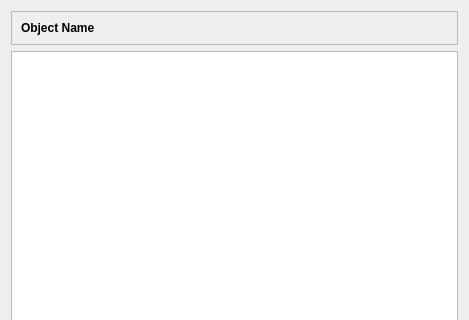
First picture: the form in src/libgui/helpview_q.ui, repository fwbuilder/fwbuilder, before the edit; both pictures show x 0 to 469 and y 0 to 320 of the 469 by 639 pixel window.
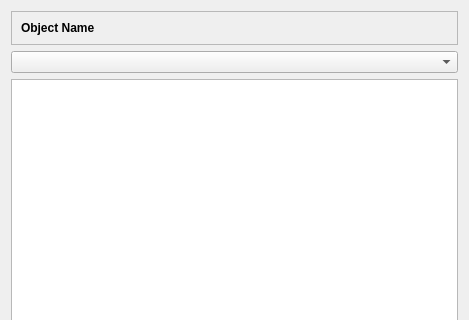
Second picture: the form after the edit.

Diff of the .ui file:
```diff
--- a/src/libgui/helpview_q.ui
+++ b/src/libgui/helpview_q.ui
@@ -47,10 +47,10 @@
        </layout>
       </widget>
      </item>
-     <item row="1" column="0">
-      <widget class="QTextBrowser" name="textview"/>
-     </item>
      <item row="2" column="0">
+      <widget class="QTextBrowser" name="textview"/>
+     </item>
+     <item row="3" column="0">
       <layout class="QHBoxLayout" name="horizontalLayout">
        <item>
         <spacer name="horizontalSpacer">
@@ -74,6 +74,9 @@
        </item>
       </layout>
      </item>
+     <item row="1" column="0">
+      <widget class="QComboBox" name="comboBox"/>
+     </item>
     </layout>
    </item>
   </layout>
```
